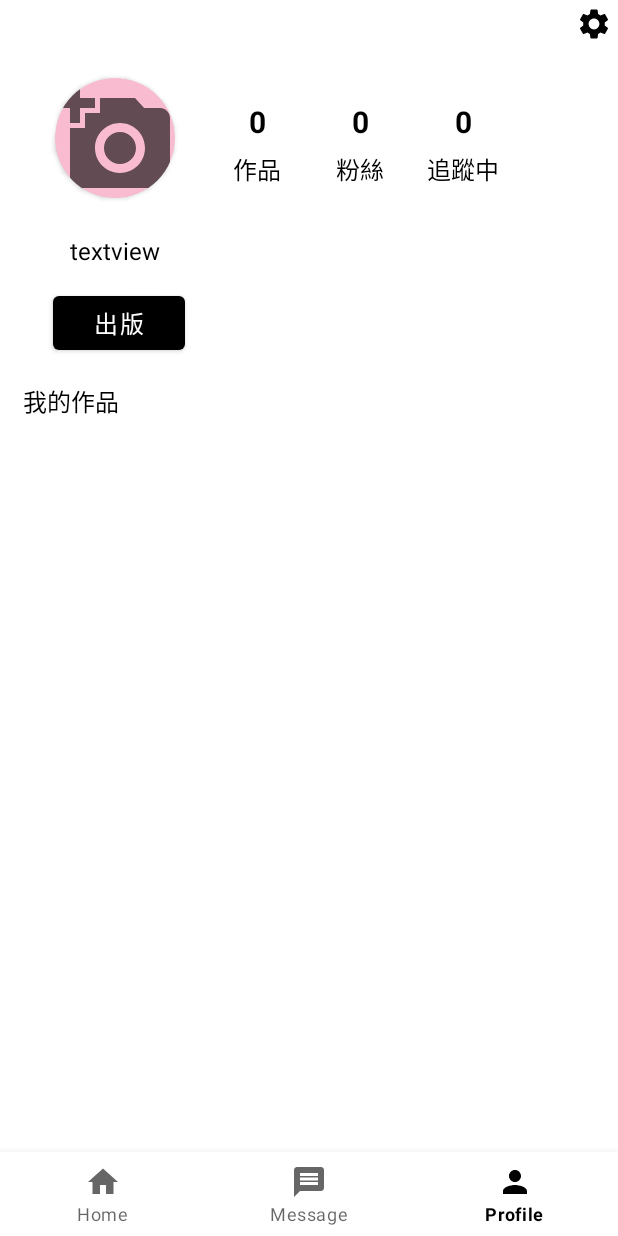
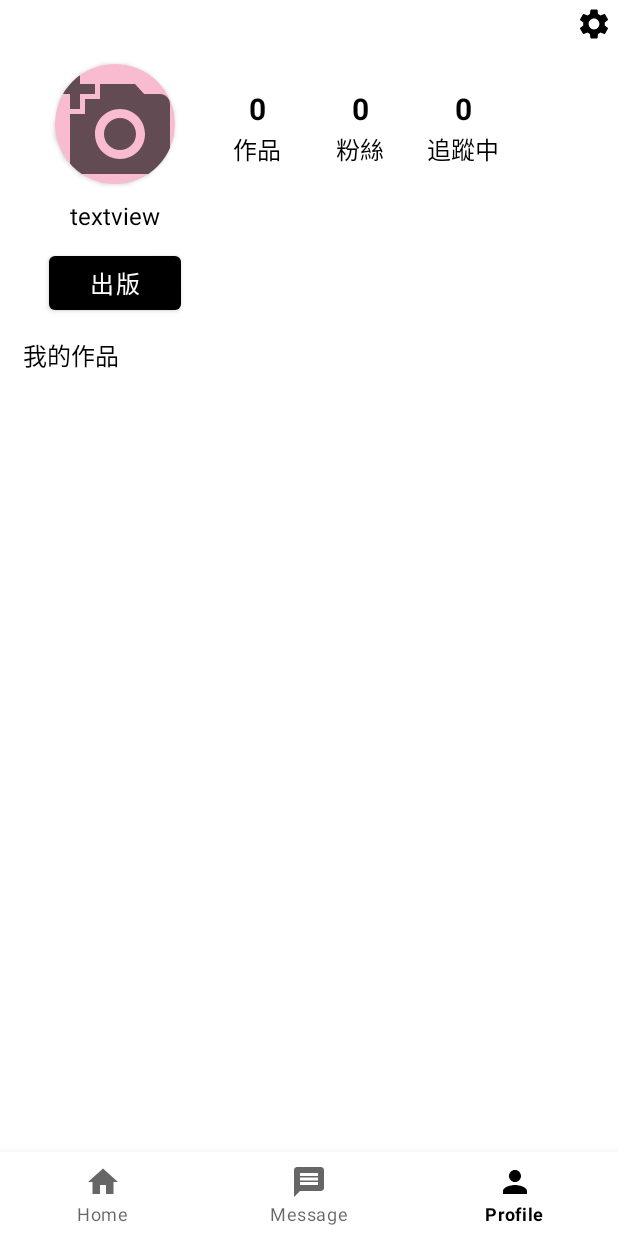
Before and after one commit to hsuanne/PicPartner, an Android app: the ProfileFragment screen opened through its navigation route, on a phone screen of 412 x 824 dp. Run offline under Robolectric (Android 15) with nearby library versions, the phone set to English and light mode, and no system bars; our stand-ins replace Firebase (no records; nobody signed in at launch, a user with empty details on screens opened directly), navigation-ui; libraries missing offline, so code that uses them is left out: me.relex.circleindicator; pictures from the network do not load; 3 statements that could not run were skipped.

Commit message:
refactor main

```diff
--- a/PicPartner/app/src/main/res/layout/activity_main.xml
+++ b/PicPartner/app/src/main/res/layout/activity_main.xml
@@ -7,18 +7,28 @@
     android:layout_height="match_parent"
     tools:context=".MainActivity">
 
+    <ScrollView
+        android:layout_width="match_parent"
+        android:layout_height="0dp"
+        app:layout_constraintTop_toTopOf="parent"
+        app:layout_constraintEnd_toEndOf="parent"
+        app:layout_constraintStart_toStartOf="parent"
+        app:layout_constraintBottom_toTopOf="@id/bottomNav">
+
     <fragment
         android:name="androidx.navigation.fragment.NavHostFragment"
         android:id="@+id/fragment"
         android:layout_width="match_parent"
-        android:layout_height="match_parent"
-        app:layout_constraintBottom_toBottomOf="parent"
+        android:layout_height="0dp"
         app:layout_constraintLeft_toLeftOf="parent"
         app:layout_constraintRight_toRightOf="parent"
         app:layout_constraintTop_toTopOf="parent"
+        app:layout_constraintBottom_toBottomOf="parent"
         app:defaultNavHost="true"
         app:navGraph="@navigation/main_navigation"
-        tools:layout="@layout/fragment_home" />
+        tools:layout="@layout/fragment_profile" />
+
+    </ScrollView>
 
     <com.google.android.material.bottomnavigation.BottomNavigationView
         android:id="@+id/bottomNav"
--- a/PicPartner/app/src/main/res/layout/fragment_profile.xml
+++ b/PicPartner/app/src/main/res/layout/fragment_profile.xml
@@ -1,68 +1,20 @@
 <?xml version="1.0" encoding="utf-8"?>
-<androidx.constraintlayout.widget.ConstraintLayout xmlns:android="http://schemas.android.com/apk/res/android"
+<LinearLayout
+    xmlns:android="http://schemas.android.com/apk/res/android"
     xmlns:app="http://schemas.android.com/apk/res-auto"
     xmlns:tools="http://schemas.android.com/tools"
     android:layout_width="match_parent"
     android:layout_height="match_parent"
     android:background="@color/white"
     android:id="@+id/profile_root"
-    tools:context=".profile.ProfileFragment">
+    tools:context=".profile.ProfileFragment"
+    android:orientation="vertical">
 
     <androidx.constraintlayout.widget.ConstraintLayout
         android:layout_width="match_parent"
-        android:layout_height="0dp"
-        android:padding="8dp"
-        app:layout_constraintBottom_toBottomOf="parent"
-        app:layout_constraintEnd_toEndOf="parent"
-        app:layout_constraintHeight_percent=".7"
-        app:layout_constraintStart_toStartOf="parent"
-        app:layout_constraintTop_toTopOf="parent"
-        app:layout_constraintVertical_bias="1">
-
-        <TextView
-            android:id="@+id/my_collection"
-            android:layout_width="0dp"
         android:layout_height="wrap_content"
-            android:text="我的作品"
-            android:textSize="16sp"
-            android:textColor="@color/black"
-            android:maxLines="1"
-            android:ellipsize="end"
-            android:gravity="center"
-            app:layout_constraintVertical_bias="0"
-            app:layout_constraintHorizontal_bias="0"
-            app:layout_constraintStart_toStartOf="parent"
-            app:layout_constraintEnd_toEndOf="parent"
-            app:layout_constraintTop_toTopOf="parent"
-            app:layout_constraintBottom_toBottomOf="parent"
-            app:layout_constraintWidth_percent="0.2"/>
-
-        <androidx.recyclerview.widget.RecyclerView
-            android:id="@+id/collection_grid"
-            android:layout_width="match_parent"
-            android:layout_height="0dp"
-            android:layout_marginTop="4dp"
-            app:layoutManager="androidx.recyclerview.widget.GridLayoutManager"
-            app:spanCount="3"
-            tools:listitem="@layout/collection_container"
-            app:layout_constraintBottom_toBottomOf="parent"
-            app:layout_constraintEnd_toEndOf="parent"
-            app:layout_constraintStart_toStartOf="parent"
-            app:layout_constraintTop_toBottomOf="@id/my_collection"
-            app:layout_constraintVertical_bias="0"
-            app:layout_constraintHeight_percent="1"/>
-
-    </androidx.constraintlayout.widget.ConstraintLayout>
-
-    <androidx.constraintlayout.widget.ConstraintLayout
-        android:layout_width="match_parent"
-        android:layout_height="0dp"
         android:padding="4dp"
-        app:layout_constraintBottom_toBottomOf="parent"
-        app:layout_constraintEnd_toEndOf="parent"
-        app:layout_constraintHeight_percent="0.3"
-        app:layout_constraintStart_toStartOf="parent"
-        app:layout_constraintTop_toTopOf="parent"
+        app:layout_constraintHeight_percent="0.2"
         app:layout_constraintVertical_bias="0">
 
         <androidx.cardview.widget.CardView
@@ -92,18 +44,16 @@
             android:id="@+id/google_name"
             android:layout_width="0dp"
             android:layout_height="wrap_content"
+            android:layout_marginTop="10dp"
             android:text="textview"
             android:textSize="16sp"
             android:textColor="@color/black"
             android:maxLines="1"
             android:ellipsize="end"
             android:gravity="center"
-            app:layout_constraintVertical_bias="0.7"
-            app:layout_constraintHorizontal_bias="0.1"
-            app:layout_constraintStart_toStartOf="parent"
-            app:layout_constraintEnd_toEndOf="parent"
-            app:layout_constraintTop_toTopOf="parent"
-            app:layout_constraintBottom_toBottomOf="parent"
+            app:layout_constraintStart_toStartOf="@id/rounded_cardview"
+            app:layout_constraintEnd_toEndOf="@id/rounded_cardview"
+            app:layout_constraintTop_toBottomOf="@id/rounded_cardview"
             app:layout_constraintWidth_percent="0.2"/>
 
         <com.google.android.material.button.MaterialButton
@@ -111,12 +61,11 @@
             android:layout_width="wrap_content"
             android:layout_height="wrap_content"
             android:text="出版"
+            android:layout_marginTop="10dp"
             android:textSize="16sp"
-            app:layout_constraintVertical_bias="0.98"
-            app:layout_constraintHorizontal_bias="0.1"
-            app:layout_constraintStart_toStartOf="parent"
-            app:layout_constraintEnd_toEndOf="parent"
-            app:layout_constraintTop_toTopOf="parent"
+            app:layout_constraintStart_toStartOf="@id/google_name"
+            app:layout_constraintEnd_toEndOf="@id/google_name"
+            app:layout_constraintTop_toBottomOf="@id/google_name"
             app:layout_constraintBottom_toBottomOf="parent"/>
 
 
@@ -226,12 +175,10 @@
             android:textColor="@color/black"
             android:textSize="16sp"
             android:visibility="invisible"
-            app:layout_constraintBottom_toBottomOf="parent"
             app:layout_constraintEnd_toEndOf="parent"
-            app:layout_constraintHorizontal_bias="0.786"
-            app:layout_constraintStart_toStartOf="parent"
-            app:layout_constraintTop_toTopOf="parent"
-            app:layout_constraintVertical_bias="0.596"
+            app:layout_constraintTop_toTopOf="@id/google_name"
+            app:layout_constraintBottom_toBottomOf="@id/google_name"
+            app:layout_constraintStart_toEndOf="@id/google_name"
             app:layout_constraintWidth_percent="0.6" />
 
 
@@ -240,15 +187,60 @@
             android:layout_width="wrap_content"
             android:layout_height="wrap_content"
             android:src="@drawable/ic_baseline_settings_24"
+            app:layout_constraintTop_toTopOf="parent"
+            app:layout_constraintStart_toStartOf="parent"
+            app:layout_constraintEnd_toEndOf="parent"
+            app:layout_constraintBottom_toBottomOf="parent"
             app:layout_constraintVertical_bias="0"
             app:layout_constraintHorizontal_bias="1"
+            app:tint="@color/black" />
+
+    </androidx.constraintlayout.widget.ConstraintLayout>
+
+    <androidx.constraintlayout.widget.ConstraintLayout
+        android:layout_width="match_parent"
+        android:layout_height="wrap_content"
+        android:padding="8dp"
+        app:layout_constraintBottom_toBottomOf="parent"
+        app:layout_constraintEnd_toEndOf="parent"
+        app:layout_constraintHeight_percent=".7"
+        app:layout_constraintStart_toStartOf="parent"
+        app:layout_constraintTop_toTopOf="parent"
+        app:layout_constraintVertical_bias="1">
+
+        <TextView
+            android:id="@+id/my_collection"
+            android:layout_width="0dp"
+            android:layout_height="wrap_content"
+            android:text="我的作品"
+            android:textSize="16sp"
+            android:textColor="@color/black"
+            android:maxLines="1"
+            android:ellipsize="end"
+            android:gravity="center"
+            app:layout_constraintVertical_bias="0"
+            app:layout_constraintHorizontal_bias="0"
             app:layout_constraintStart_toStartOf="parent"
             app:layout_constraintEnd_toEndOf="parent"
             app:layout_constraintTop_toTopOf="parent"
             app:layout_constraintBottom_toBottomOf="parent"
-            app:tint="@color/black" />
+            app:layout_constraintWidth_percent="0.2"/>
 
-    </androidx.constraintlayout.widget.ConstraintLayout>
+        <androidx.recyclerview.widget.RecyclerView
+            android:id="@+id/collection_grid"
+            android:layout_width="match_parent"
+            android:layout_height="wrap_content"
+            android:layout_marginTop="4dp"
+            app:layoutManager="androidx.recyclerview.widget.GridLayoutManager"
+            app:spanCount="3"
+            tools:listitem="@layout/collection_container"
+            app:layout_constraintBottom_toBottomOf="parent"
+            app:layout_constraintEnd_toEndOf="parent"
+            app:layout_constraintStart_toStartOf="parent"
+            app:layout_constraintTop_toBottomOf="@id/my_collection"
+            app:layout_constraintVertical_bias="0"
+            app:layout_constraintHeight_percent="1"/>
+
 
         <ProgressBar
             android:id="@+id/upload_progress"
@@ -261,3 +253,5 @@
             app:layout_constraintVertical_bias="0.5" />
 
     </androidx.constraintlayout.widget.ConstraintLayout>
+
+</LinearLayout>
```
Also changed, not shown: 1 other file. Lines whose indentation alone changed are shown as unchanged.
